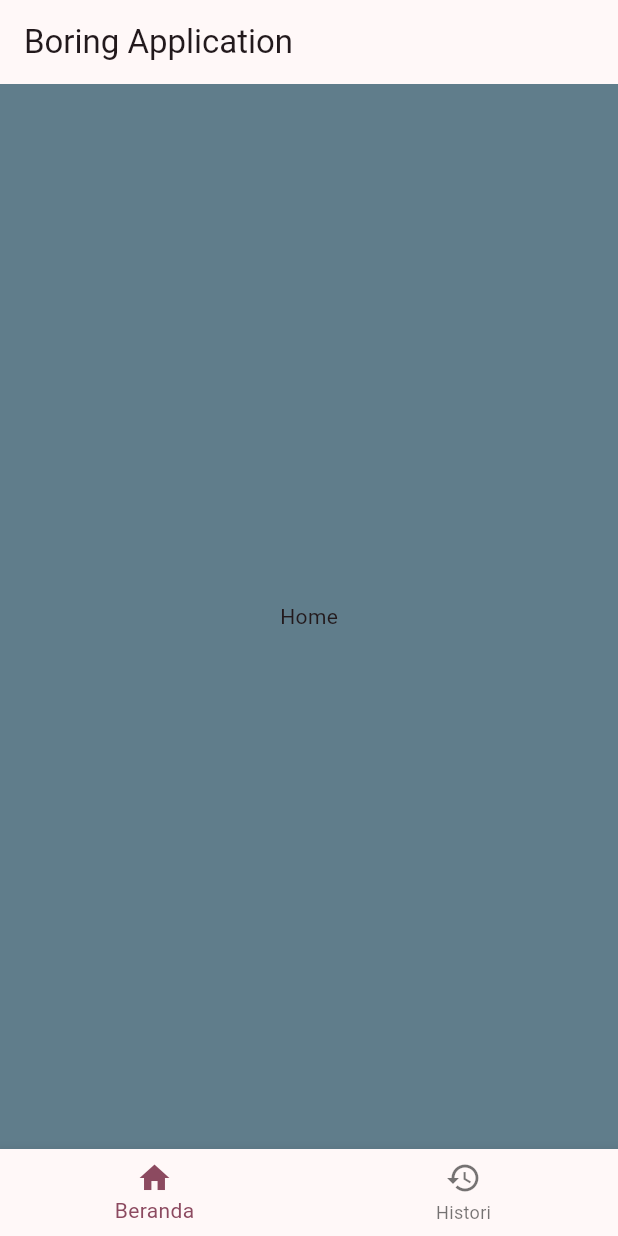
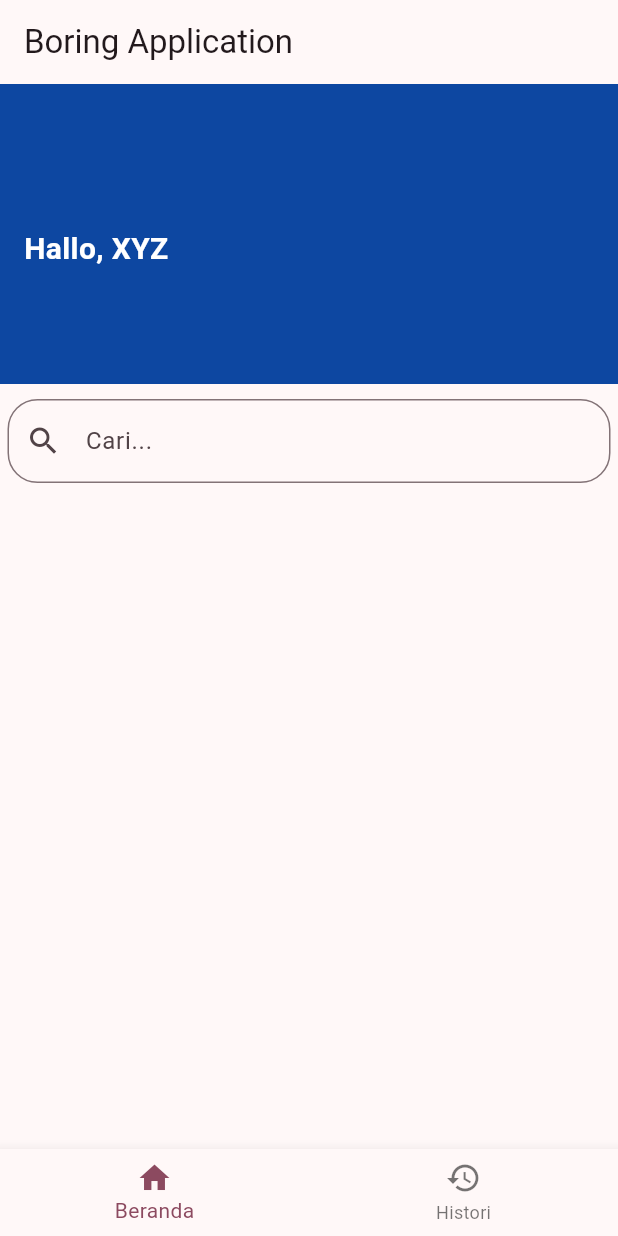
Before and after one commit to aivdd/flutter-boring, a Flutter app: the screen it shows after launch, on a phone screen of 412 x 824 dp. Run offline on Flutter 3.47's test engine with Material 2 defaults, Android fonts, the phone set to English and light mode, and no system bars; our stand-ins replace firebase_core; accounts and stored records are empty.

Commit message:
edit homepage

```diff
--- a/lib/screen/home.dart
+++ b/lib/screen/home.dart
@@ -10,9 +10,43 @@ class Home extends StatefulWidget {
 class _HomeState extends State<Home> {
   @override
   Widget build(BuildContext context) {
-    return Scaffold(
-      backgroundColor: Colors.blueGrey,
-      body: Center(child: Text("Home"),),
+   return Column(
+      crossAxisAlignment: CrossAxisAlignment.start,
+      children: [
+
+        Container(
+          height: 200,
+          color: Colors.blue[900], // Warna biru tua
+          child: Align(
+            alignment: Alignment.centerLeft, // Penempatan di atas dan kiri
+            child: Padding(
+              padding: const EdgeInsets.only(top: 20.0, left: 16.0), // Menambah jarak atas
+              child: Text(
+                'Hallo, XYZ',
+                style: TextStyle(
+                  color: Colors.white,
+                  fontSize: 20,
+                  fontWeight: FontWeight.bold,
+                ),
+              ),
+            ),
+          ),
+        ),
+        Container(
+          margin: EdgeInsets.only(top: 10.0, left: 5.0, right: 5.0), // Menambah margin atas
+          child: TextField(
+            decoration: InputDecoration(
+              hintText: 'Cari...',
+              prefixIcon: Icon(Icons.search),
+              border: OutlineInputBorder(
+                borderRadius: BorderRadius.all(
+                  Radius.circular(20.0),
+                ),
+              ),
+            ),
+          ),
+        ),
+      ],
     );
   }
 }
```
